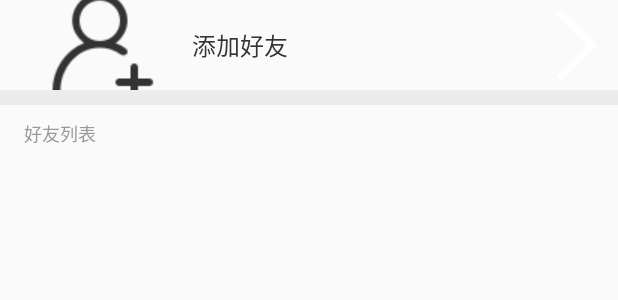
After one commit to faultaddr/HealthyLifeMain, an Android app: the layout friend_list_main.xml on its own in the app's theme, with its tools: preview values and no code run, on a phone screen of 412 x 824 dp. The commit adds this screen. Shown: the top 300 px of the screen. Run offline under Robolectric (Android 15) with nearby library versions, the phone set to English and light mode, and no system bars.

```diff
--- /dev/null
+++ b/app.main/src/main/res/drawable/forward_row.xml
@@ -0,0 +1,6 @@
+<selector xmlns:android="http://schemas.android.com/apk/res/android">
+
+    <item android:drawable="@drawable/forward_p" android:state_pressed="true"/>
+    <item android:drawable="@drawable/forward"/>
+
+</selector>
--- /dev/null
+++ b/app.main/src/main/res/layout/friend_list_main.xml
@@ -0,0 +1,53 @@
+<?xml version="1.0" encoding="utf-8"?>
+<LinearLayout xmlns:android="http://schemas.android.com/apk/res/android"
+    android:layout_width="match_parent"
+    android:layout_height="match_parent"
+    android:orientation="vertical">
+
+    <RelativeLayout
+        android:layout_width="match_parent"
+        android:layout_height="wrap_content"
+        >
+    <TextView
+        android:id="@+id/add_friend"
+        android:layout_width="wrap_content"
+        android:layout_height="60dp"
+        android:text="@string/add_friends"
+        android:textSize="16sp"
+        android:textColor="#333333"
+        android:gravity="center_vertical"
+        android:drawablePadding="16dp"
+        android:paddingLeft="22dp"
+        android:drawableLeft="@drawable/add_friends"
+        android:layout_centerVertical="true"
+        />
+        <ImageView
+            android:layout_width="wrap_content"
+            android:layout_height="wrap_content"
+            android:layout_centerVertical="true"
+            android:background="@drawable/forward_row"
+            android:layout_alignParentRight="true"
+            android:layout_marginRight="14dp"
+            />
+    </RelativeLayout>
+    <View
+        android:layout_width="match_parent"
+        android:background="#ececec"
+        android:layout_height="10dp">
+    </View>
+
+    <TextView
+        android:layout_width="match_parent"
+        android:layout_height="wrap_content"
+        android:layout_marginLeft="16dp"
+        android:layout_marginTop="10dp"
+        android:layout_marginBottom="1dp"
+        android:textSize="12sp"
+        android:textColor="#999999"
+        android:text="@string/friends_list">
+
+
+    </TextView>
+
+
+</LinearLayout>
--- a/app.main/src/main/res/values/attrs.xml
+++ b/app.main/src/main/res/values/attrs.xml
@@ -3,7 +3,6 @@
     <attr name="plateRadius" format="integer" />
     <attr name="plateWidth" format="integer" />
     <attr name="backPicSource" format="reference" />
-    <attr name="stepCount" format="integer" />
     <declare-styleable name="MainPicView">
         <attr name="backPicSource" />
         <attr name="stepCount" />
@@ -21,5 +20,6 @@
         <attr name="lineColor" format="color" />
         //绘制圆圈和基线的颜色
         <attr name="bgPic" format="reference"></attr>
+        <attr name="stepCount" format="integer"></attr>
     </declare-styleable>
 </resources>
--- a/app.main/src/main/res/values/strings.xml
+++ b/app.main/src/main/res/values/strings.xml
@@ -1,3 +1,9 @@
 <resources>
     <string name="app_name">App.main</string>
+    <string name="add_friends">添加好友</string>
+    <string name="friends_list">好友列表</string>
+    <string name="new_friend_request">新好友请求</string>
+    <string name="request_accept">接受</string>
+    <string name="request_decline">拒绝</string>
+    <string name="my_friend">我的好友</string>
 </resources>
```
Also changed, not shown: app.main/src/main/AndroidManifest.xml (+9 -2 lines), app.main/src/main/java/cn/panyunyi/healthylife/app/main/MainActivity.java (+53 -8 lines), app.main/src/main/java/cn/panyunyi/healthylife/app/main/ui/custom/RadarView.java (+34 -5 lines), app.main/src/main/res/layout/friend_list_item.xml (added, +66 -0 lines), app.main/src/main/res/layout/new_friend_request_view.xml (added, +85 -0 lines), app.main/src/main/res/layout/search_friend.xml (added, +14 -0 lines), app.main/src/main/res/drawable-v24/main.jpg (added), app.main/src/main/res/drawable/add_friends.png (added), app.main/src/main/res/drawable/button_x.9.png (added), app.main/src/main/res/drawable/forward.png (added), app.main/src/main/res/drawable/forward_p.png (added).
